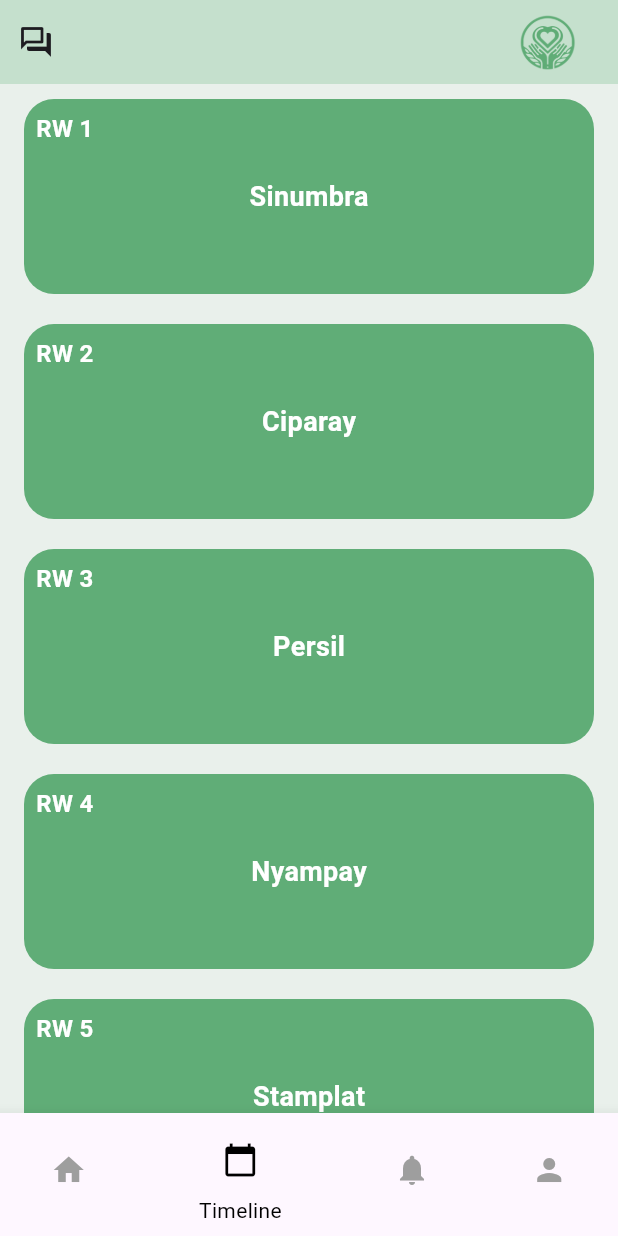
After one commit to hasbyraihan/Proyek4_Aplikasi, a Flutter app: the Dashboard screen opened by its route, item 2 of the bottom bar chosen, on a phone screen of 412 x 824 dp. The commit adds this screen. Run offline on Flutter 3.47's test engine with Material 3 defaults, Android fonts, the phone set to English and light mode, and no system bars; our stand-ins replace carousel_slider.

Commit message:
Mas Alhamdulilah saya bisa Menambahkan Timeline

```diff
--- a/lib/Dashboard.dart
+++ b/lib/Dashboard.dart
@@ -1,6 +1,7 @@
 import 'package:flutter/material.dart';
 import 'package:carousel_slider/carousel_slider.dart';
 import 'package:flutter_helloo_world/Faq.dart';
+import 'package:flutter_helloo_world/Timeline.dart';
 import 'package:flutter_helloo_world/login.dart';
 
 void main() {
@@ -149,12 +150,16 @@ class _DashboardState extends State<Dashboard> {
     ),
     BottomNavigationBarItem(
       icon: IconButton(
-        icon: Icon(Icons.search),
+        icon: Icon(Icons.calendar_today), // Ganti ikon dengan kalender
         onPressed: () {
-          // Fungsi untuk menangani ketika item "Search" ditekan
+          // Fungsi untuk menangani ketika item "Calendar" ditekan
+          Navigator.push(
+            context,
+            MaterialPageRoute(builder: (context) => Timeline()),
+          );
         },
       ),
-      label: 'Search',
+      label: 'Timeline', // Atur label sesuai dengan kebutuhan
     ),
     BottomNavigationBarItem(
       icon: IconButton(
--- /dev/null
+++ b/lib/Timeline.dart
@@ -0,0 +1,248 @@
+import 'package:flutter/material.dart';
+import 'package:flutter_helloo_world/Dashboard.dart';
+import 'package:flutter_helloo_world/login.dart';
+import 'package:flutter_helloo_world/Faq.dart';
+
+class Timeline extends StatefulWidget {
+  @override
+  _TimelineState createState() => _TimelineState();
+}
+
+class _TimelineState extends State<Timeline> {
+  int _selectedIndex = 1; // Deklarasi dan inisialisasi _selectedIndex
+  @override
+  Widget build(BuildContext context) {
+    return Scaffold(
+      appBar: AppBar(
+        backgroundColor: Color(0xFFC5E0CD),
+        automaticallyImplyLeading: false,
+        leading: Row(
+          children: [
+            IconButton(
+              icon: Icon(Icons.question_answer_outlined),
+              onPressed: () {
+                Navigator.push(
+                  context,
+                  MaterialPageRoute(builder: (context) => FAQ()),
+                ); // Fungsi untuk menu FAQ
+              },
+            ),
+          ],
+        ),
+        actions: [
+          Padding(
+            padding: EdgeInsets.only(right: 20.0),
+            child: Image.asset(
+              'assets/images/logo.png',
+              width: 54,
+              height: 52,
+            ),
+          ),
+        ],
+      ),
+      backgroundColor: Color(0xFFE9F0EB),
+      body: ListView(
+        padding: EdgeInsets.symmetric(horizontal: 16), // Tambahkan padding horizontal di sini
+        children: [
+          CustomContainer(
+            color: Color(0xFF60AD77),
+            text: 'Sinumbra',
+            topLeftText: 'RW 1',
+            onTap: () {
+            Navigator.push(
+              context,
+              MaterialPageRoute(builder: (context) => Login()),
+            );
+          },
+          ),
+          CustomContainer(
+            color: Color(0xFF60AD77),
+            text: 'Ciparay',
+            topLeftText: 'RW 2',
+            onTap: () {
+            Navigator.push(
+              context,
+              MaterialPageRoute(builder: (context) => Login()),
+            );
+          },
+          ),
+          CustomContainer(
+            color: Color(0xFF60AD77),
+            text: 'Persil',
+            topLeftText: 'RW 3',
+            onTap: () {
+            Navigator.push(
+              context,
+              MaterialPageRoute(builder: (context) => Login()),
+            );
+          },
+          ),
+          CustomContainer(
+            color: Color(0xFF60AD77),
+            text: 'Nyampay',
+            topLeftText: 'RW 4',
+            onTap: () {
+            Navigator.push(
+              context,
+              MaterialPageRoute(builder: (context) => Login()),
+            );
+          },
+          ),
+          CustomContainer(
+            color: Color(0xFF60AD77),
+            text: 'Stamplat',
+            topLeftText: 'RW 5',
+            onTap: () {
+            Navigator.push(
+              context,
+              MaterialPageRoute(builder: (context) => Login()),
+            );
+          },
+          ),
+          CustomContainer(
+            color: Color(0xFF60AD77),
+            text: 'Kanaan',
+            topLeftText: 'RW 6',
+            onTap: () {
+            Navigator.push(
+              context,
+              MaterialPageRoute(builder: (context) => Login()),
+            );
+          },
+          ),
+        ],
+      ),
+      bottomNavigationBar: BottomNavigationBar(
+        currentIndex: _selectedIndex,
+        backgroundColor: Colors.black, // Ubah warna background menjadi hitam
+        selectedItemColor: Colors.black, // Ubah warna ikon yang dipilih menjadi putih
+        unselectedItemColor: Colors.grey, // Ubah warna ikon yang tidak dipilih menjadi abu-abu
+        onTap: (index) {
+          // Fungsi untuk menangani navigasi berdasarkan index yang dipilih
+          setState(() {
+            _selectedIndex = index;
+            // Navigasi ke halaman yang sesuai berdasarkan index
+            if (_selectedIndex == 3) {
+              Navigator.push(
+                context,
+                MaterialPageRoute(builder: (context) => Login()),
+              );
+            } else {
+              // Implementasi navigasi ke halaman lain jika diperlukan
+            }
+          });
+        },
+        items: [
+          BottomNavigationBarItem(
+            icon: IconButton(
+              icon: Icon(Icons.home),
+              onPressed: () {
+                // Fungsi untuk menangani ketika item "Calendar" ditekan
+                Navigator.push(
+                  context,
+                  MaterialPageRoute(builder: (context) => Dashboard()),
+                );
+              },
+            ),
+            label: 'Home',
+          ),
+          BottomNavigationBarItem(
+            icon: IconButton(
+              icon: Icon(Icons.calendar_today), // Ganti ikon dengan kalender
+              onPressed: () {
+                // Fungsi untuk menangani ketika item "Calendar" ditekan
+                Navigator.push(
+                  context,
+                  MaterialPageRoute(builder: (context) => Timeline()),
+                );
+              },
+            ),
+            label: 'Timeline', // Atur label sesuai dengan kebutuhan
+          ),
+          BottomNavigationBarItem(
+            icon: IconButton(
+              icon: Icon(Icons.notifications),
+              onPressed: () {
+                // Fungsi untuk menangani ketika item "Notifications" ditekan
+              },
+            ),
+            label: 'Notifications',
+          ),
+          BottomNavigationBarItem(
+            icon: IconButton(
+              icon: Icon(Icons.person),
+              onPressed: () {
+                // Fungsi untuk menangani ketika item "Profile" ditekan
+                Navigator.push(
+                  context,
+                  MaterialPageRoute(builder: (context) => Login()),
+                );
+              },
+            ),
+            label: 'Profile',
+          ),
+        ],
+      ),
+    );
+  }
+}
+
+class CustomContainer extends StatelessWidget {
+  final Color color;
+  final String text;
+  final String topLeftText;
+  final VoidCallback onTap;
+
+  const CustomContainer({
+    Key? key,
+    required this.color,
+    required this.text,
+    required this.topLeftText,
+    required this.onTap,
+  }) : super(key: key);
+
+  final double _width = 207; // Atur lebar container di sini
+  final double _height = 130; // Atur tinggi container di sini
+
+  @override
+  Widget build(BuildContext context) {
+    return GestureDetector(
+      onTap: onTap,
+      child: Container(
+        width: _width,
+        height: _height,
+        margin: EdgeInsets.symmetric(vertical: 10),
+        decoration: BoxDecoration(
+          color: color,
+          borderRadius: BorderRadius.circular(20),
+        ),
+        child: Stack(
+          children: [
+            Positioned(
+              left: 8, // Padding dari sisi kiri
+              top: 8, // Padding dari atas
+              child: Text(
+                topLeftText,
+                style: TextStyle(
+                  color: Colors.white,
+                  fontSize: 16,
+                  fontWeight: FontWeight.bold,
+                ),
+              ),
+            ),
+            Center(
+              child: Text(
+                text,
+                style: TextStyle(
+                  color: Colors.white,
+                  fontSize: 18,
+                  fontWeight: FontWeight.bold,
+                ),
+              ),
+            ),
+          ],
+        ),
+      ),
+    );
+  }
+}
--- a/lib/main.dart
+++ b/lib/main.dart
@@ -60,7 +60,7 @@ class DashboardScreen extends StatelessWidget {
                   ),
                 ),
                 // Menambahkan jarak antara teks dan teks di bawahnya
-                SizedBox(height: 20.0),
+                SizedBox(height: 100.0),
                 // Menambahkan kalimat di bawah foto
                 Text(
                   'Pengabdian menjadi lebih \n mudah dan praktis',
@@ -70,7 +70,7 @@ class DashboardScreen extends StatelessWidget {
                     fontStyle: FontStyle.italic,
                   ),
                 ),
-                SizedBox(height: 60.0),
+                SizedBox(height: 100.0),
                 // Menambahkan tombol "Next" di tengah
                 Center(
                   child: SizedBox(
```
